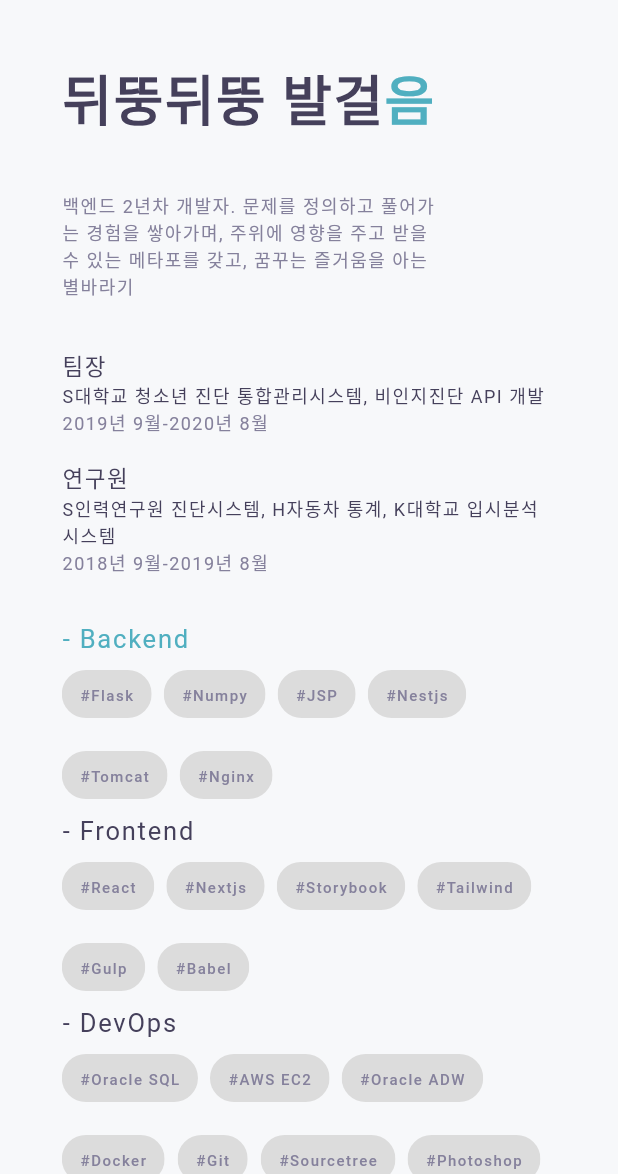
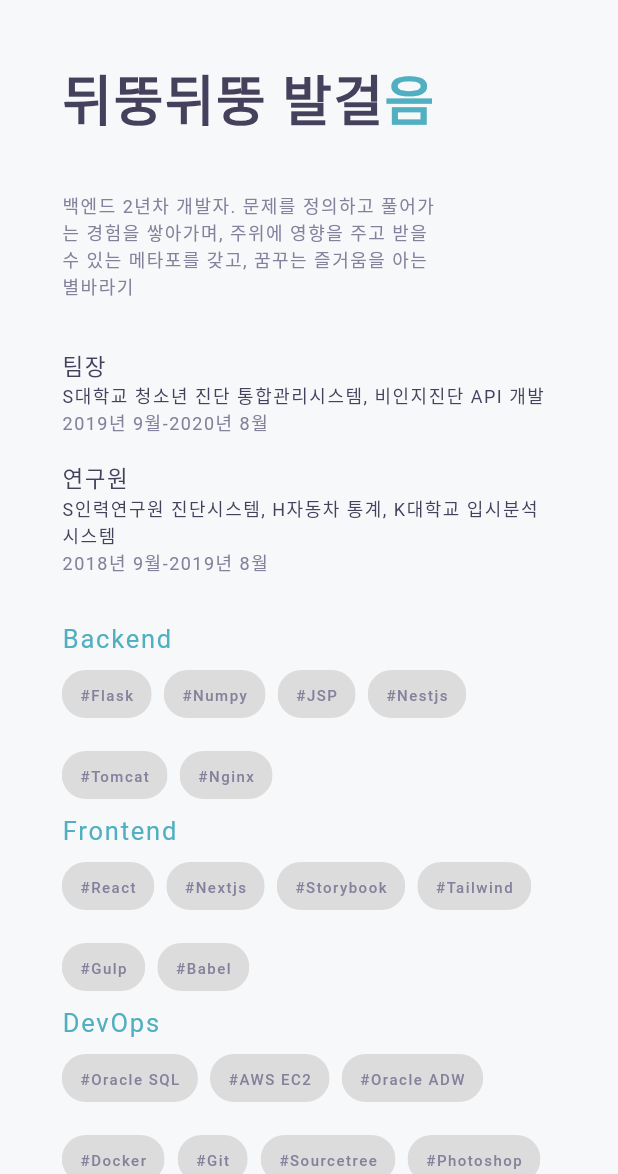
Before and after one commit to JS3322/portfolio_profile_flutter, a Flutter app: the screen it shows after launch, on a phone screen of 412 x 824 dp, the part 62-1236 px from its top. Run offline on Flutter 3.47's test engine with Material 2 defaults, Android fonts, the phone set to English and light mode, and no system bars; Roboto replaces fonts that are missing (NexaBold, NexaLight, ProductSans).

Commit message:
20210406_complete_v1

```diff
--- a/lib/constants/strings.dart
+++ b/lib/constants/strings.dart
@@ -10,9 +10,9 @@ class Strings {
   static const String summary =
       '백엔드 2년차 개발자. 문제를 정의하고 풀어가는 경험을 쌓아가며, 주위에 영향을 주고 받을 수 있는 메타포를 갖고, 꿈꾸는 즐거움을 아는 별바라기';
   static const String skills_i_have = 'SKILL KEYWORD';
-  static const String skills_devops = '- DevOps';
-  static const String skills_backend = '- Backend';
-  static const String skills_frontend = '- Frontend';
+  static const String skills_devops = 'DevOps';
+  static const String skills_backend = 'Backend';
+  static const String skills_frontend = 'Frontend';
   static const String rights_reserved = 'P. 2021 GANADA STEP. WELCOME.';
 
   //topbar menu list
--- a/lib/ui/home.dart
+++ b/lib/ui/home.dart
@@ -374,14 +374,18 @@ class HomePage extends StatelessWidget {
   Widget _buildSkillsContainerHeading_frontend() {
     return Text(
       Strings.skills_frontend,
-      style: TextStyles.sub_heading,
+      style: TextStyles.sub_heading.copyWith(
+        color: Color(0xFF50AFC0),
+      ),
     );
   }
 
   Widget _buildSkillsContainerHeading_devops() {
     return Text(
       Strings.skills_devops,
-      style: TextStyles.sub_heading,
+      style: TextStyles.sub_heading.copyWith(
+        color: Color(0xFF50AFC0),
+      ),
     );
   }
 
```
